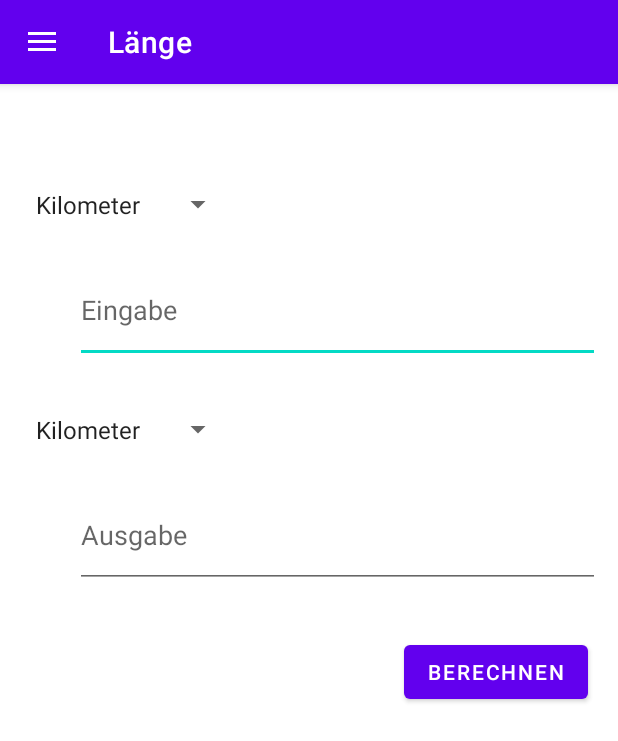
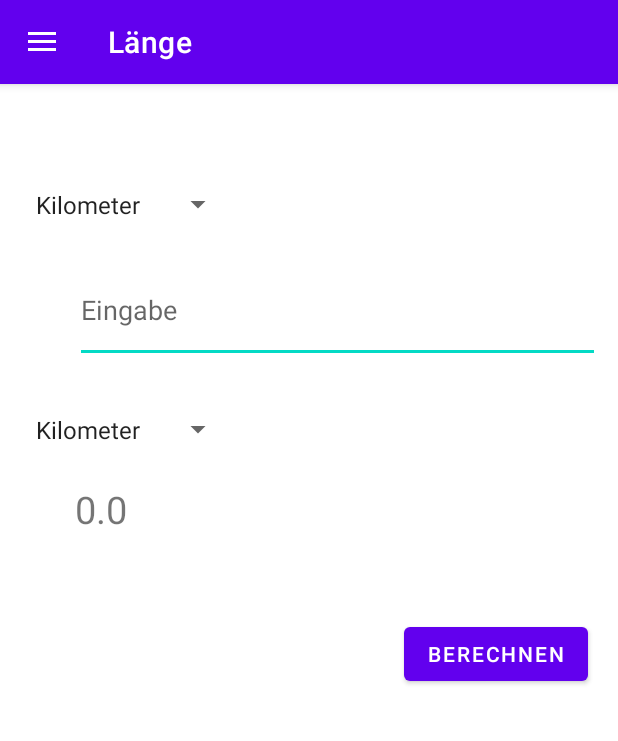
Before and after one commit to LmaoPewPew/KonveratusApperatus, an Android app: the screen it shows after launch (MainActivity), after a tap on "BERECHNEN", on a phone screen of 412 x 824 dp. Shown: the top 741 px of the screen. Run offline under Robolectric (Android 15) with nearby library versions, the phone set to English and light mode, and no system bars; our stand-ins replace AdMob, navigation-ui.

Commit message:
EditText = TextView Jeweils 3 Methoden setText CalcMethode muss noch machen

```diff
--- a/app/src/main/java/com/example/konveratusapperatus/MainActivity.java
+++ b/app/src/main/java/com/example/konveratusapperatus/MainActivity.java
@@ -10,6 +10,7 @@ import android.widget.ArrayAdapter;
 import android.widget.Button;
 import android.widget.EditText;
 import android.widget.Spinner;
+import android.widget.TextView;
 import android.widget.Toast;
 
 import com.google.android.gms.ads.AdRequest;
@@ -31,7 +32,8 @@ public class MainActivity extends AppCompatActivity implements AdapterView.OnIte
     //ads
     AdView adBanner;
     Spinner spLi, spLo, spTi, spTo, spWi, spWo;
-    EditText numLi, numLo, numTi, numTo, numWi, numWo;
+    EditText numLi, numTi, numWi;
+    TextView numLo, numTo, numWo;
 
     @Override
     protected void onCreate(Bundle savedInstanceState) {
@@ -54,18 +56,26 @@ public class MainActivity extends AppCompatActivity implements AdapterView.OnIte
         NavigationUI.setupWithNavController(navigationView, navController);
 
         //Ads
-        //wenn published AndroidManifest.xml | content_main.xml | hier | die ca-app-pub-xxx ändern!
+        //wenn published content_main.xml die ca-app-pub-xxx ändern!
         adBanner = findViewById(R.id.adView);
-
         MobileAds.initialize(this, "ca-app-pub-2320726719972355~3050095120");
         AdRequest adReq = new AdRequest.Builder().build();
         adBanner.loadAd(adReq);
 
+                    //Spinner
+    /*      spLi = findViewById(R.id.spLengthIn);
+        spLo = findViewById(R.id.spLengthOut);
 
+        String[] length = {"Kilometer", "Meter", "Centimeter", "Milimeter", "Meilen", "Fuß", "Inch"};
+        ArrayAdapter ad = new ArrayAdapter<String>{ this, R.layout.support_simple_spinner_dropdown_item, length};
+        spLi.setAdapter(ad);
 
-        /* Kann sein das wir das doch nicht brauchen
-        //Spinner Settings
-        //length
+        String[] length2 = {"Kilometer", "Meter", "Centimeter", "Milimeter", "Meilen", "Fuß", "Inch"};
+        ArrayAdapter ad2 = new ArrayAdapter<String>{ this, R.layout.support_simple_spinner_dropdown_item, length2};
+        spLo.setAdapter(ad2);
+    */
+
+        /*  //length
         View vLength = getLayoutInflater().inflate(R.layout.fragment_lenght, null);
 
         Spinner spLengthIn = vLength.findViewById(R.id.spLengthIn);
@@ -109,49 +119,86 @@ public class MainActivity extends AppCompatActivity implements AdapterView.OnIte
         adWeightOut.setDropDownViewResource(android.R.layout.simple_spinner_dropdown_item);
         spWeightOut.setAdapter(adLengthOut);
         spWeightOut.setOnItemSelectedListener(this);
-        //*/
+    //*/
+    }
 
-    }
-    //button Logic
-    public void getData(View v){
-        //spinner ID
+    //button Logic Length
+    public void Length(View v){
+        double li = 0;
+
         spLi = findViewById(R.id.spLengthIn);
         spLo = findViewById(R.id.spLengthOut);
+
+        numLi = findViewById(R.id.numLengthIn);
+        numLo = findViewById(R.id.numLengthOut);
+        //li = Double.parseDouble(numLi.getText().toString());;
+
+        double value = calculate(li, spLi, spLo);
+        numLo.setText(Double.toString(value));
+    }
+
+    //button Logic Temp
+    public void Temp(View v){
+        double ti = 0;
+
         spTi = findViewById(R.id.spTempIn);
         spTo = findViewById(R.id.spTempOut);
+
+        numTi = findViewById(R.id.numTempIn);
+        numTo = findViewById(R.id.numTempOut);
+        //ti = Double.parseDouble(numTi.getText().toString());
+
+        double value = calculate(ti, spTi, spTo);
+        numLo.setText(Double.toString(value));
+    }
+
+    //button Logic Weight
+    public void Weight(View v){
+        double wi = 0;
+
         spWi = findViewById(R.id.spWeightIn);
         spWo = findViewById(R.id.spWeightOut);
 
-        //NumberInput
-        numLi = findViewById(R.id.numLengthIn);
-        numTi = findViewById(R.id.numTempIn);
         numWi = findViewById(R.id.numWeightIn);
+        numWo = findViewById(R.id.numWeightOut);
+        //wi = Double.parseDouble(numWi.getText().toString());
 
-        //NumberOutput
-        numLo = findViewById(R.id.numLengthOut);
-        numTo = findViewById(R.id.numTempOut);
-        numWo = findViewById(R.id.numWeightOut);
-
-
-        double li = 0,ti = 0,wi = 0;
-        li = Double.parseDouble(numLi.getText().toString());
-        ti = Double.parseDouble(numTi.getText().toString());
-        wi = Double.parseDouble(numWi.getText().toString());
-
-        //ausgabe in Logcat als Test
-        calculate(li, spLi, spLo);
-        //Log.d(output);
+        double value = calculate(wi, spWi, spWo);
+        numLo.setText(Double.toString(value));
     }
 
     // Hier wird gerechnet
-    public void calculate (double num, Spinner spIn, Spinner spOut){
-        //code
-        String text = spIn.getSelectedItem().toString();
-        if(text.equals("Kilometer")){
-            //   return num;
-            Log.d("info", "Test ob alles funktioniert");
+    public double calculate (double num, Spinner spIn, Spinner spOut) {
+        //Spinner
+        String unitIn = spIn.getSelectedItem().toString();
+        String unitOut = spOut.getSelectedItem().toString();
+
+        //Lenght
+        if (unitIn.equals("Kilometer")) {
+            Log.d("Penis", unitIn);
+            if (unitOut.equals("Meter")) {
+                // numLo = numLi * 10;
+                Log.d("Penis", unitOut);
+            }
         }
+
+        //Temp
+        if (unitIn.equals("Celsius")) {
+            if (unitOut.equals("Fahrenheit")) {
+                Log.d("Penis", unitOut);
+            }
+        }
+
+        //Weight
+        if (unitIn.equals("Tonne")) {
+            if (unitOut.equals("Fahrenheit")) {
+                Log.d("Penis", unitOut);
+            }
+        }
+
+        return 0;
     }
+
 
     @Override
     public boolean onCreateOptionsMenu(Menu menu) {
--- a/app/src/main/res/layout/fragment_lenght.xml
+++ b/app/src/main/res/layout/fragment_lenght.xml
@@ -43,25 +43,24 @@
         app:layout_constraintEnd_toEndOf="parent"
         app:layout_constraintTop_toTopOf="parent" />
 
-    <EditText
+    <TextView
         android:id="@+id/numLengthOut"
         android:layout_width="350dp"
         android:layout_height="70dp"
         android:layout_marginTop="80dp"
         android:layout_marginEnd="12dp"
-        android:ems="10"
-        android:hint="Ausgabe"
-        android:inputType="numberDecimal"
+        android:text="Ausgabe"
+        android:textSize="25dp"
         app:layout_constraintEnd_toEndOf="parent"
         app:layout_constraintTop_toBottomOf="@+id/numLengthIn" />
 
     <Button
-        android:id="@+id/btnCalcLenght"
+        android:id="@+id/btnLenght"
         android:layout_width="wrap_content"
         android:layout_height="wrap_content"
-        android:layout_marginTop="32dp"
+        android:layout_marginTop="20dp"
         android:layout_marginEnd="20dp"
-        android:onClick="getData"
+        android:onClick="Length"
         android:text="Berechnen"
         app:layout_constraintEnd_toEndOf="parent"
         app:layout_constraintTop_toBottomOf="@+id/numLengthOut"
```
Also changed, not shown: app/src/main/res/layout/fragment_temp.xml (+6 -10 lines), app/src/main/res/layout/fragment_weight.xml (+6 -10 lines).
